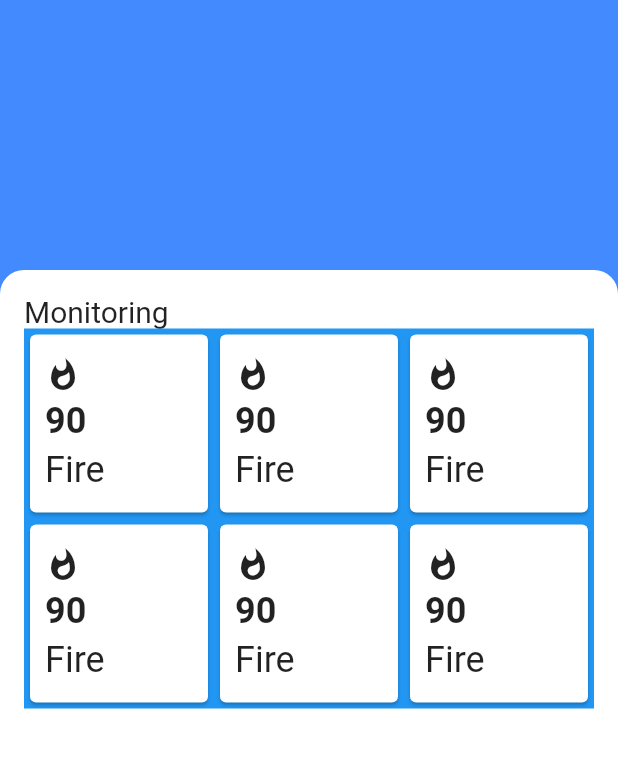
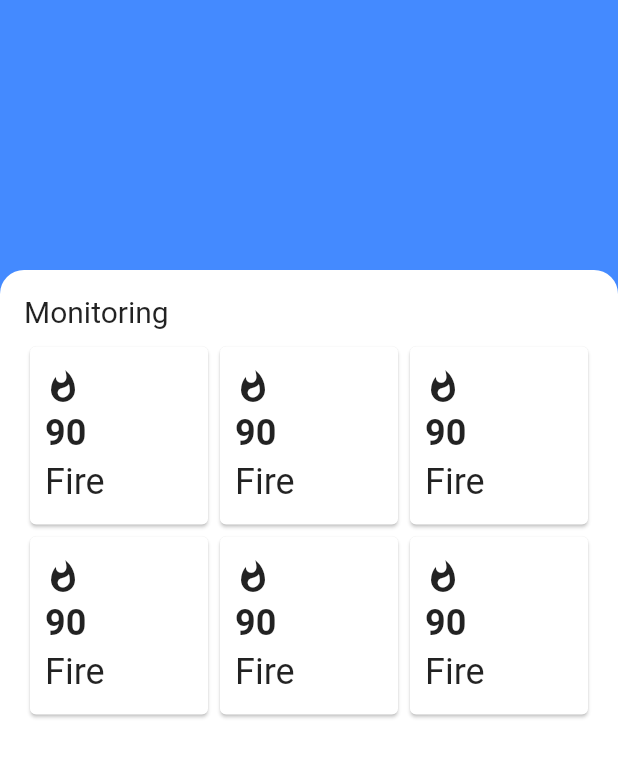
Before and after one commit to Faiyajz/Ecommerce_Flutter, a Flutter app: the screen it shows after launch, on a phone screen of 412 x 824 dp. Shown: the top 757 px of the screen. Run offline on Flutter 3.47's test engine with Material 2 defaults, Android fonts, the phone set to English and light mode, and no system bars.

Commit message:
remove boxes background

```diff
--- a/lib/flutter_101_monitoring_app/page/monitoring_home_page.dart
+++ b/lib/flutter_101_monitoring_app/page/monitoring_home_page.dart
@@ -42,8 +42,9 @@ class _MonitoringHomePageState extends State<MonitoringHomePage> {
                         "Monitoring",
                         style: TextStyle(fontSize: 20),
                       ),
+                      SizedBox(height: 8,),
                       Container(
-                        decoration: BoxDecoration(color: Colors.blue),
+                        // decoration: BoxDecoration(color: Colors.blue),
                         child: GridView.count(
                           shrinkWrap: true,
                           crossAxisCount: 3,
```
